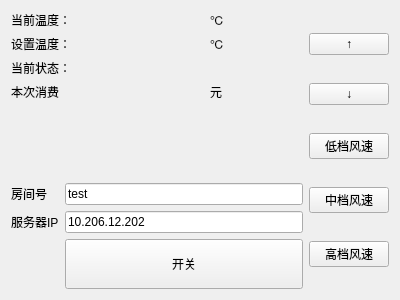
First picture: the form in mainwindow.ui, repository Joxon/aircond-client, before the edit.
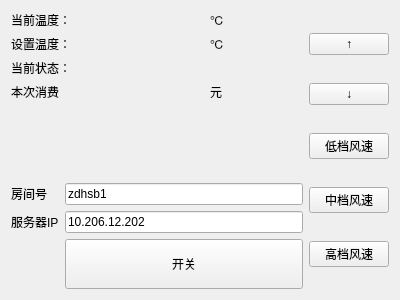
Second picture: the form after the edit.

Commit message: 6.14深夜debug后版本

What changed in the file:
```diff
--- a/mainwindow.ui
+++ b/mainwindow.ui
@@ -155,7 +155,7 @@
         <item row="0" column="1">
          <widget class="QLineEdit" name="lineEditRoomID">
           <property name="text">
-           <string>test</string>
+           <string>zdhsb1</string>
           </property>
          </widget>
         </item>
```
The commit also changes 1 other file.
